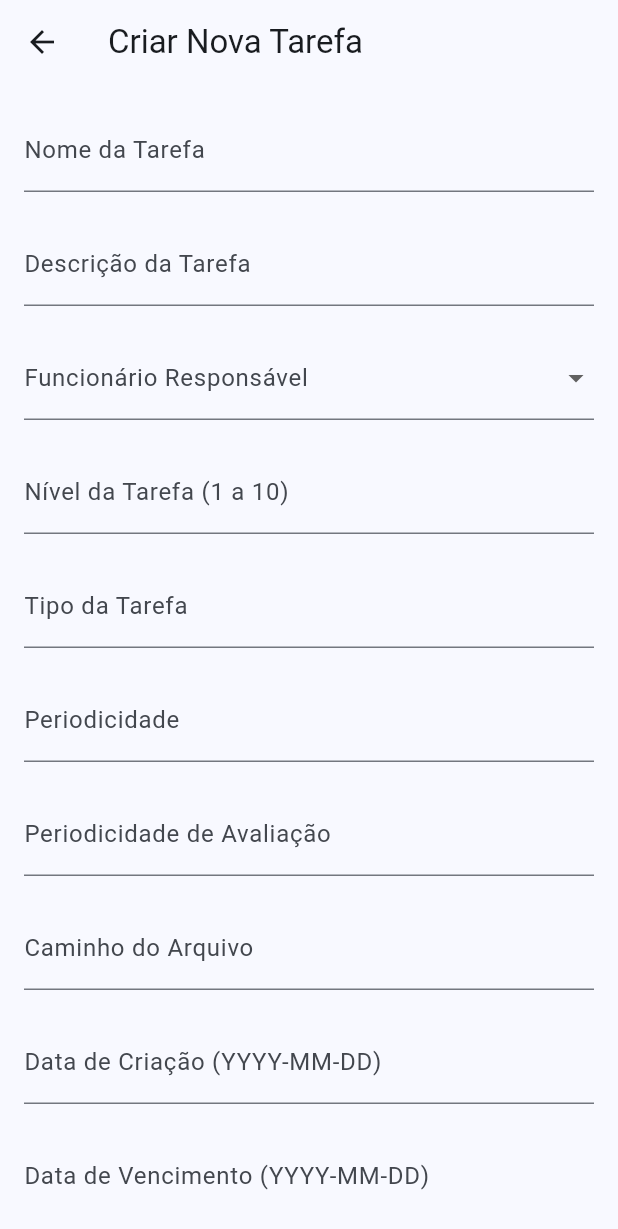
After one commit to Samukaka01/trabalho-mobile-I, a Flutter app: the screen it shows after launch, item 3 of the bottom bar chosen, after a tap on the "add" icon, on a phone screen of 412 x 824 dp. The commit adds this screen. Shown: the top 1229 px of the screen. Run offline on Flutter 3.47's test engine with Material 3 defaults, Android fonts, the phone set to English and light mode, and no system bars.

Commit message:
criação do formulário de tarefas

```diff
--- a/lib/dataset.dart
+++ b/lib/dataset.dart
@@ -159,7 +159,7 @@ class Funcionario {
 }
 
 
-List<Tarefa> tarefas = [
+List<Tarefa> listaTarefas = [
   Tarefa.fromMap({
     "id": 101,
     "nome": "Implementar Feature X",
--- a/lib/main.dart
+++ b/lib/main.dart
@@ -4,19 +4,18 @@ import 'package:tarefas/minhasTarefas.dart';
 import 'package:tarefas/tarefasPage.dart';
 import 'package:tarefas/funcionariosPage.dart';
 
-void main() => runApp(const MyAppTarefas());
 
-class MyAppTarefas extends StatelessWidget {
-  const MyAppTarefas({super.key});
+void main() => runApp(const MyApp());
+
+class MyApp extends StatelessWidget {
+  const MyApp({super.key});
 
   @override
   Widget build(BuildContext context) {
     return MaterialApp(
       title: 'Sistema de Gestão de Tarefas',
       debugShowCheckedModeBanner: false,
-      theme: ThemeData(
-          colorSchemeSeed: Colors.blue,
-          useMaterial3: true),
+      theme: ThemeData(colorSchemeSeed: Colors.blue, useMaterial3: true),
       home: const MainScreen(),
     );
   }
@@ -28,7 +27,6 @@ class MyAppTarefas extends StatelessWidget {
 
 class MainScreen extends StatefulWidget {
   const MainScreen({super.key});
-
   @override
   State<MainScreen> createState() => _MainScreenState();
 }
@@ -36,12 +34,7 @@ class MainScreen extends StatefulWidget {
 class _MainScreenState extends State<MainScreen> {
   int _selectedIndex = 0;
 
-  final List<Widget> _widgetOptions = <Widget>[
-    const HomePageTarefas(title: 'Dashboard de Tarefas'),
-    MinhasTarefasPage(title: 'Minhas Tarefas'),
-    const TarefasPage(title: 'Gestão de Tarefas'),
-    const FuncionariosPage(),
-  ];
+  // Variáveis removidas: _widgetOptions e _recarregarInfos (são recriadas no build)
 
   final List<String> _titles = <String>[
     'Dashboard de Tarefas',
@@ -56,14 +49,36 @@ class _MainScreenState extends State<MainScreen> {
     });
   }
 
+  // O método initState não é mais necessário para inicializar _widgetOptions.
+  // @override
+  // void initState() {
+  //   super.initState();
+  //   // ... código removido ...
+  // }
+
   @override
   Widget build(BuildContext context) {
+    // 1. Função de callback que força o MainScreen a reconstruir
+    void recarregarInfos() {
+      setState(() {});
+    }
+
+    // 2. A lista de widgets é criada dentro do build() e não usa 'const'
+    final List<Widget> _widgetOptions = <Widget>[
+      // O 'const' foi removido para que o widget seja recriado (lendo a lista global atualizada)
+      HomePageTarefas(title: 'Dashboard de Tarefas'),
+      MinhasTarefasPage(title: 'Minhas Tarefas'),
+      // Passamos a função recarregarInfos como callback
+      TarefasPage(title: 'Gestão de Tarefas', onTaskAdded: recarregarInfos),
+      const FuncionariosPage(),
+    ];
+
     return Scaffold(
       appBar: AppBar(title: Text(_titles[_selectedIndex])),
       body: Center(
         child: IndexedStack(
           index: _selectedIndex,
-          children: _widgetOptions,
+          children: _widgetOptions, // Usa a lista recriada no build
         ),
       ),
       bottomNavigationBar: BottomNavigationBar(
@@ -105,31 +120,48 @@ class _MainScreenState extends State<MainScreen> {
 class HomePageTarefas extends StatelessWidget {
   final String title;
 
-  const HomePageTarefas({super.key, required this.title});
+  // NOTA: O 'const' foi removido da MainScreen.
+  // O Widget continua sendo StatelessWidget, mas é criado novamente no MainScreen.build().
+  HomePageTarefas({super.key, required this.title});
 
   @override
   Widget build(BuildContext context) {
+    debugPrint('RASTREIO 3: HomePageTarefas (Dashboard) reconstruiu. Total Tarefas: ${listaTarefas.length}');
+
+    // O código de ordenação e visualização permanece o mesmo,
+    // garantindo que ele sempre leia o estado atual da listaTarefas global.
+    final List<Tarefa> sortedTarefas = List<Tarefa>.from(listaTarefas);
+    sortedTarefas.sort((a, b) {
+      // Adicionado tratamento de null-safety para dataVencimentoTarefa, caso exista algum item sem data
+      if (a.dataVencimentoTarefa == null) return 1;
+      if (b.dataVencimentoTarefa == null) return -1;
+      return a.dataVencimentoTarefa!.compareTo(b.dataVencimentoTarefa!);
+    });
+
     return Center(
       child: Padding(
         padding: const EdgeInsets.symmetric(vertical: 8.0, horizontal: 0),
         child: ListView.builder(
-          itemCount: tarefas.length,
+          itemCount: sortedTarefas.length,
           itemBuilder: (BuildContext context, int index) {
-            final tarefa = tarefas[index];
+            final tarefa = sortedTarefas[index];
 
-            final dataVencimentoFormatada = tarefa.dataVencimentoTarefa != null
-              ? '${tarefa.dataVencimentoTarefa!.day}/${tarefa.dataVencimentoTarefa!.month}/${tarefa.dataVencimentoTarefa!.year}'
-              : 'N/A';
+
+            // ✅ CORRIGIDO: Removida a verificação de nulo redundante.
+            final dataVencimentoFormatada =
+                '${tarefa.dataVencimentoTarefa!.day}/${tarefa.dataVencimentoTarefa!.month}/${tarefa.dataVencimentoTarefa!.year}';
+
             return Card(
               margin: const EdgeInsets.symmetric(horizontal: 10, vertical: 5),
               child: ExpansionTile(
                 leading: Icon(
-                    tarefa.nivelTarefa == 1
-                        ? Icons.star
-                        : tarefa.nivelTarefa == 2
-                            ? Icons.star_half
-                            : Icons.star_border,
-                    color: Colors.blue),
+                  tarefa.nivelTarefa == 1
+                      ? Icons.star
+                      : tarefa.nivelTarefa == 2
+                          ? Icons.star_half
+                          : Icons.star_border,
+                  color: Colors.blue,
+                ),
                 title: Row(
                   mainAxisAlignment: MainAxisAlignment.spaceBetween,
                   children: [
@@ -194,9 +226,7 @@ class HomePageTarefas extends StatelessWidget {
                         ),
                         const SizedBox(height: 10),
                         Text(
-                          'Data de Criação da Tarefa: ${tarefa.dataTarefaCriada != null ?
-                            '${tarefa.dataTarefaCriada!.day}/${tarefa.dataTarefaCriada!.month}/${tarefa.dataTarefaCriada!.year}'
-                            : 'N/A'}',
+                          'Data de Criação da Tarefa: ${tarefa.dataTarefaCriada != null ? '${tarefa.dataTarefaCriada!.day}/${tarefa.dataTarefaCriada!.month}/${tarefa.dataTarefaCriada!.year}' : 'N/A'}',
                           style: const TextStyle(fontStyle: FontStyle.normal),
                         ),
                         const SizedBox(height: 10),
--- /dev/null
+++ b/lib/tarefasFormPage.dart
@@ -0,0 +1,180 @@
+import 'package:flutter/material.dart';
+import 'package:tarefas/dataset.dart';
+import 'package:flutter/foundation.dart';
+
+class TarefasFormPage extends StatefulWidget {
+  TarefasFormPage({super.key, required this.listaTarefas});
+
+  List<Tarefa> listaTarefas;
+
+  @override
+  State<TarefasFormPage> createState() => _TarefasFormPageState();
+}
+
+class _TarefasFormPageState extends State<TarefasFormPage> {
+  final _formKey = GlobalKey<FormState>();
+
+  String? _nome;
+  String? _desc;
+  Funcionario? _funcionario;
+  int? _nivelTarefa;
+  String? _tipoTarefa;
+  String? _periodicidade;
+  String? _perioAvaliacao;
+  String? _caminhoTarefa;
+  DateTime? _dataCriacao;
+  DateTime? _dataVencimento;
+
+  @override
+  Widget build(BuildContext context) {
+    return Scaffold(
+      appBar: AppBar(title: const Text("Criar Nova Tarefa")),
+      body: Padding(
+        padding: const EdgeInsets.all(16.0),
+        child: Form(
+          key: _formKey,
+          child: SingleChildScrollView(
+            child: Column(
+              children: [
+                TextFormField(
+                  decoration: const InputDecoration(labelText: "Nome da Tarefa"),
+                  validator: (value) {
+                    if (value == null || value.isEmpty) {
+                      return 'Informe o nome da tarefa';
+                    }
+                    return null;
+                  },
+                  onSaved: (value) => _nome = value,
+                ),
+                const SizedBox(height: 20),
+
+                TextFormField(
+                  decoration: const InputDecoration(labelText: "Descrição da Tarefa"),
+                  validator: (value) {
+                    if (value == null || value.isEmpty) {
+                      return 'Informe a descrição';
+                    }
+                    return null;
+                  },
+                  onSaved: (value) => _desc = value,
+                ),
+                const SizedBox(height: 20),
+
+                DropdownButtonFormField<Funcionario>(
+                  decoration: const InputDecoration(labelText: "Funcionário Responsável"),
+                  items: funcionarios.map((f) {
+                    return DropdownMenuItem(
+                      value: f,
+                      child: Text(f.nome),
+                    );
+                  }).toList(),
+                  onChanged: (value) => _funcionario = value,
+                  validator: (value) {
+                    if (value == null) return 'Selecione um funcionário';
+                    return null;
+                  },
+                  onSaved: (value) => _funcionario = value,
+                ),
+                const SizedBox(height: 20),
+
+                TextFormField(
+                  decoration: const InputDecoration(labelText: "Nível da Tarefa (1 a 10)"),
+                  keyboardType: TextInputType.number,
+                  validator: (value) {
+                    if (value == null || value.isEmpty) return 'Informe o nível';
+                    final n = int.tryParse(value);
+                    if (n == null || n < 1 || n > 10) return 'Nível deve ser entre 1 e 10';
+                    return null;
+                  },
+                  onSaved: (value) => _nivelTarefa = int.parse(value!),
+                ),
+                const SizedBox(height: 20),
+
+                TextFormField(
+                  decoration: const InputDecoration(labelText: "Tipo da Tarefa"),
+                  validator: (value) {
+                    if (value == null || value.isEmpty) return 'Informe o tipo';
+                    return null;
+                  },
+                  onSaved: (value) => _tipoTarefa = value,
+                ),
+                const SizedBox(height: 20),
+
+                TextFormField(
+                  decoration: const InputDecoration(labelText: "Periodicidade"),
+                  onSaved: (value) => _periodicidade = value,
+                ),
+                const SizedBox(height: 20),
+
+                TextFormField(
+                  decoration: const InputDecoration(labelText: "Periodicidade de Avaliação"),
+                  onSaved: (value) => _perioAvaliacao = value,
+                ),
+                const SizedBox(height: 20),
+
+                TextFormField(
+                  decoration: const InputDecoration(labelText: "Caminho do Arquivo"),
+                  onSaved: (value) => _caminhoTarefa = value,
+                ),
+                const SizedBox(height: 20),
+
+                TextFormField(
+                  decoration: const InputDecoration(labelText: "Data de Criação (YYYY-MM-DD)"),
+                  validator: (value) {
+                    if (value != null && value.isNotEmpty && DateTime.tryParse(value) == null) {
+                      return 'Formato inválido';
+                    }
+                    return null;
+                  },
+                  onSaved: (value) => _dataCriacao = value != null && value.isNotEmpty ? DateTime.parse(value) : null,
+                ),
+                const SizedBox(height: 20),
+
+                TextFormField(
+                  decoration: const InputDecoration(labelText: "Data de Vencimento (YYYY-MM-DD)"),
+                  validator: (value) {
+                    if (value != null && value.isNotEmpty && DateTime.tryParse(value) == null) {
+                      return 'Formato inválido';
+                    }
+                    return null;
+                  },
+                  onSaved: (value) => _dataVencimento = value != null && value.isNotEmpty ? DateTime.parse(value) : null,
+                ),
+                const SizedBox(height: 30),
+
+                ElevatedButton(
+                  onPressed: () {
+                    if (_formKey.currentState!.validate()) {
+                      _formKey.currentState!.save();
+                      // Criar nova tarefa
+                      Tarefa novaTarefa = Tarefa(
+                        id: widget.listaTarefas.length + 1,
+                        nome: _nome!,
+                        descTarefa: _desc!,
+                        funcionario: _funcionario!,
+                        nivelTarefa: _nivelTarefa ?? 1,
+                        tipoTarefa: _tipoTarefa ?? '',
+                        periodicidade: _periodicidade ?? '',
+                        perioAvaliacao: _perioAvaliacao ?? '',
+                        caminhoTarefa: _caminhoTarefa ?? '',
+                        dataTarefaCriada: _dataCriacao,
+                        dataVencimentoTarefa: _dataVencimento,
+                      );
+
+                        widget.listaTarefas.add(novaTarefa);
+
+                      debugPrint('RASTREIO 1: Formulario SALVOU. Total Tarefas: ${listaTarefas.length}');
+
+                      Navigator.pop(context);
+                    }
+                  },
+                  child: const Text("Salvar"),
+                ),
+              ],
+            ),
+          ),
+        ),
+      ),
+    );
+  }
+}
--- a/lib/tarefasPage.dart
+++ b/lib/tarefasPage.dart
@@ -1,12 +1,15 @@
 import 'package:flutter/material.dart';
 import 'package:tarefas/dataset.dart';
 import 'package:tarefas/main.dart';
+import 'package:tarefas/tarefasFormPage.dart';
 
 
 class TarefasPage extends StatefulWidget {
   final String title;
 
-  const TarefasPage({super.key, required this.title});
+  final VoidCallback? onTaskAdded;
+
+  const TarefasPage({super.key, required this.title, this.onTaskAdded});
 
   @override
   State<TarefasPage> createState() => _TarefasPageState();
@@ -15,15 +18,18 @@ class TarefasPage extends StatefulWidget {
 class _TarefasPageState extends State<TarefasPage> {
   @override
   Widget build(BuildContext context) {
-    return Center(
+    return Scaffold(
+      body: Center(
         child: Padding(
           padding: const EdgeInsets.symmetric(vertical: 8.0, horizontal: 0),
           child: ListView.builder(
-          itemCount: tarefas.length, // Usando a lista global do main.dart
+            itemCount:
+                listaTarefas.length, // Usando a lista global do main.dart
             itemBuilder: (BuildContext context, int index) {
-            final tarefa = tarefas[index];
+              final tarefa = listaTarefas[index];
 
-            final dataVencimentoFormatada = tarefa.dataVencimentoTarefa != null
+              final dataVencimentoFormatada =
+                  tarefa.dataVencimentoTarefa != null
                   ? '${tarefa.dataVencimentoTarefa!.day}/${tarefa.dataVencimentoTarefa!.month}/${tarefa.dataVencimentoTarefa!.year}'
                   : 'N/A';
               return Card(
@@ -35,7 +41,8 @@ class _TarefasPageState extends State<TarefasPage> {
                         : tarefa.nivelTarefa == 2
                         ? Icons.star_half
                         : Icons.star_border,
-                    color: Colors.blue),
+                    color: Colors.blue,
+                  ),
                   title: Row(
                     mainAxisAlignment: MainAxisAlignment.spaceBetween,
                     children: [
@@ -70,7 +77,7 @@ class _TarefasPageState extends State<TarefasPage> {
                           ),
                           const SizedBox(height: 10),
                           Text(
-                          'Funcionário Responsável: ${tarefa.funcionario}',
+                            'Funcionário Responsável: ${tarefa.funcionario.nome}',
                             style: const TextStyle(fontStyle: FontStyle.normal),
                           ),
                           const SizedBox(height: 10),
@@ -100,9 +107,7 @@ class _TarefasPageState extends State<TarefasPage> {
                           ),
                           const SizedBox(height: 10),
                           Text(
-                          'Data de Criação da Tarefa: ${tarefa.dataTarefaCriada != null ?
-                            '${tarefa.dataTarefaCriada!.day}/${tarefa.dataTarefaCriada!.month}/${tarefa.dataTarefaCriada!.year}'
-                            : 'N/A'}',
+                            'Data de Criação da Tarefa: ${tarefa.dataTarefaCriada != null ? '${tarefa.dataTarefaCriada!.day}/${tarefa.dataTarefaCriada!.month}/${tarefa.dataTarefaCriada!.year}' : 'N/A'}',
                             style: const TextStyle(fontStyle: FontStyle.normal),
                           ),
                           const SizedBox(height: 10),
@@ -120,7 +125,24 @@ class _TarefasPageState extends State<TarefasPage> {
             },
           ),
         ),
+      ),
+      floatingActionButton: FloatingActionButton(
+        onPressed: () async {
+          await Navigator.push(
+            context,
+            MaterialPageRoute(
+              builder: (context) => TarefasFormPage(listaTarefas: listaTarefas),
+            ),
           );
-
+          debugPrint('RASTREIO 2: TarefasPage (Lista Gestão) atualizada. Total Tarefas: ${listaTarefas.length}');
+          setState(() {
+            // Atualizar a lista de tarefas após o retorno do formulário
+          });
+          widget.onTaskAdded?.call();
+        },
+        tooltip: 'Adicionar Nova Tarefa',
+        child: const Icon(Icons.add),
+      ),
+    );
   }
 }
```
Lines whose indentation alone changed are shown as unchanged.
